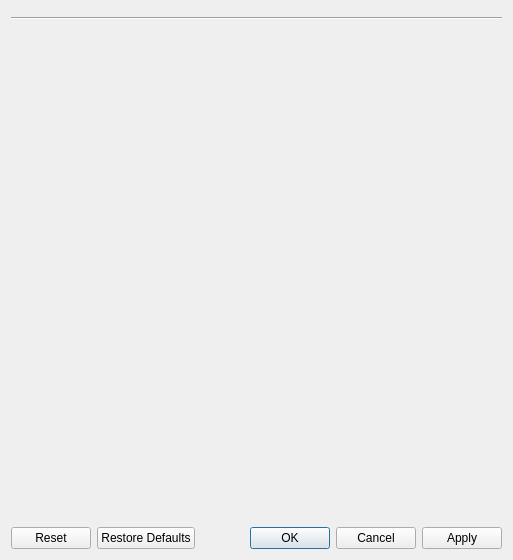
Qt form Qt/Components/Resources/UI/pqSettingsDialog.ui (Kitware/ParaView) before a commit.
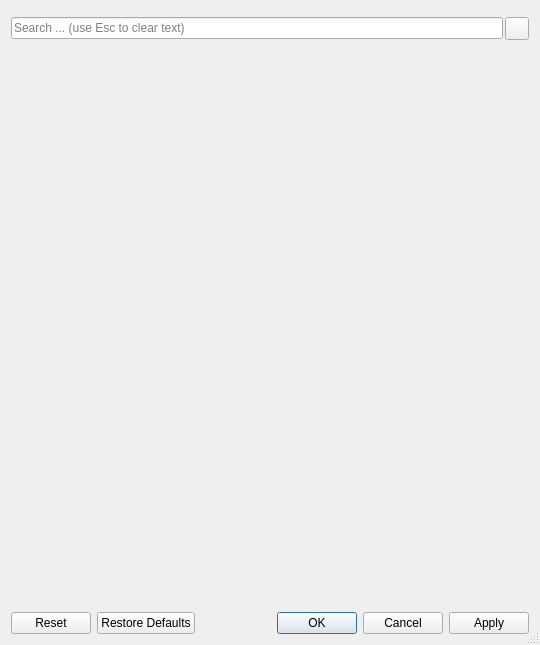
The same form after that commit. Icons and pictures are not drawn.

Commit message:
Added search/advanced widget to pqSettingsDialog.
Also updated options.xml to update panel visibility.

Patch:
```diff
--- a/Qt/Components/Resources/UI/pqSettingsDialog.ui
+++ b/Qt/Components/Resources/UI/pqSettingsDialog.ui
@@ -6,12 +6,15 @@
    <rect>
     <x>0</x>
     <y>0</y>
-    <width>513</width>
-    <height>560</height>
+    <width>540</width>
+    <height>645</height>
    </rect>
   </property>
   <property name="windowTitle">
-   <string>Dialog</string>
+   <string>Settings</string>
+  </property>
+  <property name="sizeGripEnabled">
+   <bool>true</bool>
   </property>
   <layout class="QVBoxLayout" name="verticalLayout">
    <item>
@@ -25,11 +28,41 @@
     </widget>
    </item>
    <item>
-    <widget class="Line" name="line">
-     <property name="orientation">
-      <enum>Qt::Horizontal</enum>
+    <layout class="QHBoxLayout" name="SearchBoxLayout">
+     <property name="spacing">
+      <number>2</number>
      </property>
-    </widget>
+     <item>
+      <widget class="QLineEdit" name="SearchLineEdit">
+       <property name="toolTip">
+        <string>&lt;html&gt;&lt;head/&gt;&lt;body&gt;&lt;p&gt;Search for properties by name&lt;/p&gt;&lt;/body&gt;&lt;/html&gt;</string>
+       </property>
+       <property name="placeholderText">
+        <string>Search ... (use Esc to clear text)</string>
+       </property>
+      </widget>
+     </item>
+     <item>
+      <widget class="QToolButton" name="AdvancedButton">
+       <property name="toolTip">
+        <string>&lt;html&gt;&lt;head/&gt;&lt;body&gt;&lt;p&gt;Toggle advanced properties&lt;/p&gt;&lt;/body&gt;&lt;/html&gt;</string>
+       </property>
+       <property name="text">
+        <string/>
+       </property>
+       <property name="icon">
+        <iconset resource="../pqComponents.qrc">
+         <normaloff>:/pqWidgets/Icons/pqAdvanced26.png</normaloff>:/pqWidgets/Icons/pqAdvanced26.png</iconset>
+       </property>
+       <property name="checkable">
+        <bool>true</bool>
+       </property>
+       <property name="checked">
+        <bool>false</bool>
+       </property>
+      </widget>
+     </item>
+    </layout>
    </item>
    <item>
     <widget class="QStackedWidget" name="stackedWidget">
```
Left out of the diff: 4 changed lines with no effect on the pictures. The commit also changes 4 other files.
